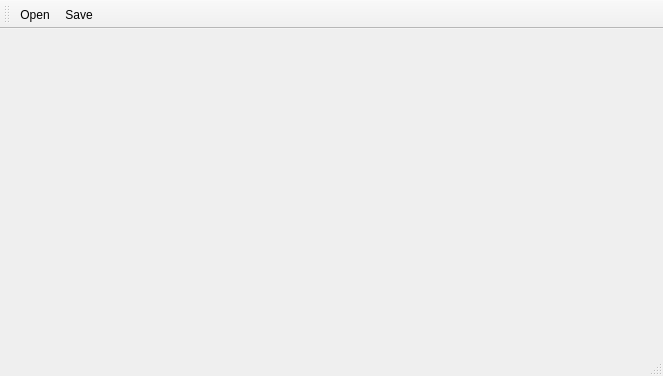
Above: app/view/qt6/modules/ui/main.ui from PurpleArk18/GodotBuildAutomationTool before the change. Below: the same form after it.
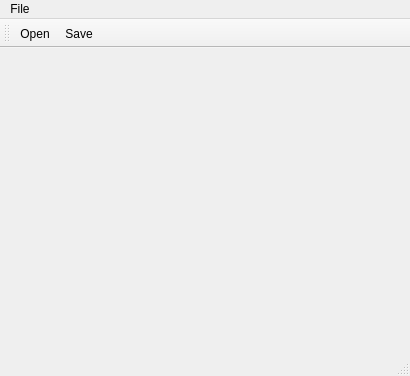
That is the form after the change. Icons and pictures are not drawn.

Diff of the .ui file:
```diff
--- a/app/view/qt6/modules/ui/main.ui
+++ b/app/view/qt6/modules/ui/main.ui
@@ -6,7 +6,7 @@
    <rect>
     <x>0</x>
     <y>0</y>
-    <width>663</width>
+    <width>410</width>
     <height>376</height>
    </rect>
   </property>
@@ -21,10 +21,19 @@
     <rect>
      <x>0</x>
      <y>0</y>
-     <width>663</width>
+     <width>410</width>
      <height>33</height>
     </rect>
    </property>
+   <widget class="QMenu" name="menuFile">
+    <property name="title">
+     <string>File</string>
+    </property>
+    <addaction name="actionSave"/>
+    <addaction name="actionOpen"/>
+    <addaction name="separator"/>
+   </widget>
+   <addaction name="menuFile"/>
   </widget>
   <widget class="QStatusBar" name="statusbar"/>
   <widget class="QToolBar" name="toolBar">
```
